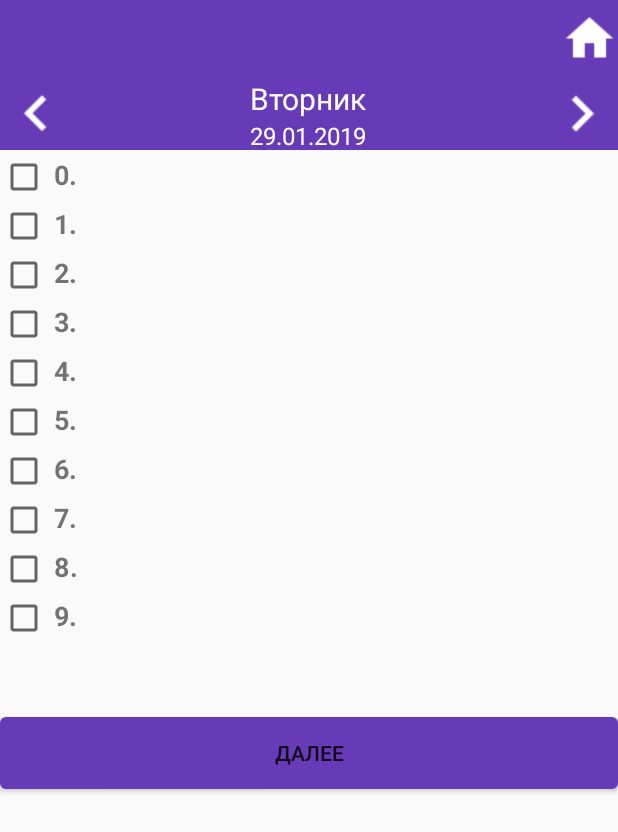
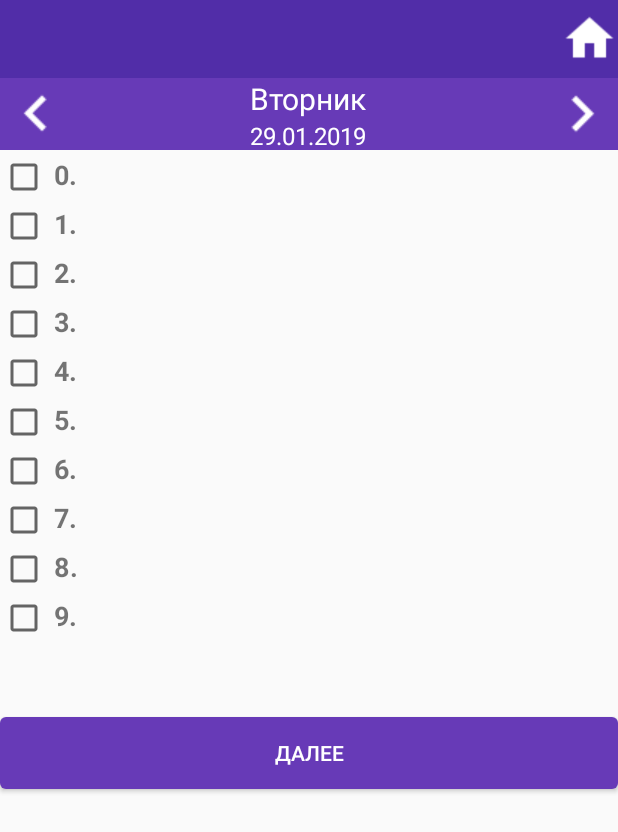
Before and after one commit to kolesnikov-pasha/db, an Android app: the AddNewHometask screen opened directly, with no data from a screen before it, on a phone screen of 412 x 824 dp. Shown: the top 832 px of the screen. Run offline under Robolectric (Android 15) with nearby library versions, the phone set to English and light mode, and no system bars; our stand-ins replace Firebase (no records; nobody signed in at launch, a user with empty details on screens opened directly).

Commit message:
commit for showing

```diff
--- a/app/src/main/res/layout/activity_add_new_hometask.xml
+++ b/app/src/main/res/layout/activity_add_new_hometask.xml
@@ -106,6 +106,7 @@
                 android:layout_alignParentStart="true"
                 android:layout_alignParentTop="true"
                 android:layout_marginTop="426dp"
+                android:textColor="@color/iconsColor"
                 android:background="@drawable/button_background"
                 android:text="Далее" />
         </RelativeLayout>
@@ -167,6 +168,7 @@
                 android:layout_height="wrap_content"
                 android:background="@drawable/button_background"
                 android:id="@+id/add_btn_add"
+                android:textColor="@color/iconsColor"
                 android:text="Добавить задание"/>
         </LinearLayout>
     </android.support.constraint.ConstraintLayout>
--- a/app/src/main/res/layout/activity_admin_options.xml
+++ b/app/src/main/res/layout/activity_admin_options.xml
@@ -45,6 +45,7 @@
                 android:layout_alignParentEnd="true"
                 android:layout_marginTop="6dp"
                 android:layout_marginRight="10dp"
+                android:textColor="@color/iconsColor"
                 android:background="@drawable/button_background"
                 android:text="Сохранить"
                 android:layout_alignParentRight="true" />
--- a/app/src/main/res/layout/app_bar.xml
+++ b/app/src/main/res/layout/app_bar.xml
@@ -6,7 +6,7 @@
         <RelativeLayout
             android:layout_width="match_parent"
             android:layout_height="52dp"
-            android:background="@color/colorPrimary">
+            android:background="@color/colorPrimaryDark">
             <ImageButton
                 android:layout_width="38dp"
                 android:layout_height="38dp"
@@ -23,7 +23,7 @@
                 android:layout_centerVertical="true"
                 android:padding="11dp"
                 android:text="Homework"
-                android:textColor="@color/colorPrimaryText"
+                android:textColor="@color/iconsColor"
                 android:textSize="24sp"
                 android:textStyle="bold" />
             <ImageButton
--- a/app/src/main/res/layout/app_bar_for_add.xml
+++ b/app/src/main/res/layout/app_bar_for_add.xml
@@ -6,7 +6,7 @@
     <RelativeLayout
         android:layout_width="match_parent"
         android:layout_height="52dp"
-        android:background="@color/colorPrimary">
+        android:background="@color/colorPrimaryDark">
         <ImageButton
             android:layout_width="38dp"
             android:layout_height="38dp"
@@ -24,9 +24,9 @@
             android:layout_centerVertical="true"
             android:padding="11dp"
             android:text="Homework"
-            android:textColor="@color/colorPrimaryText"
+            android:textColor="@color/iconsColor"
             android:textSize="24sp"
-            android:textStyle="bold" />
+            android:textStyle="bold"/>
         <ImageButton
             android:layout_width="38dp"
             android:layout_height="38dp"
```
Also changed, not shown: app/src/main/res/menu/menu_main.xml (added, +25 -0 lines).
